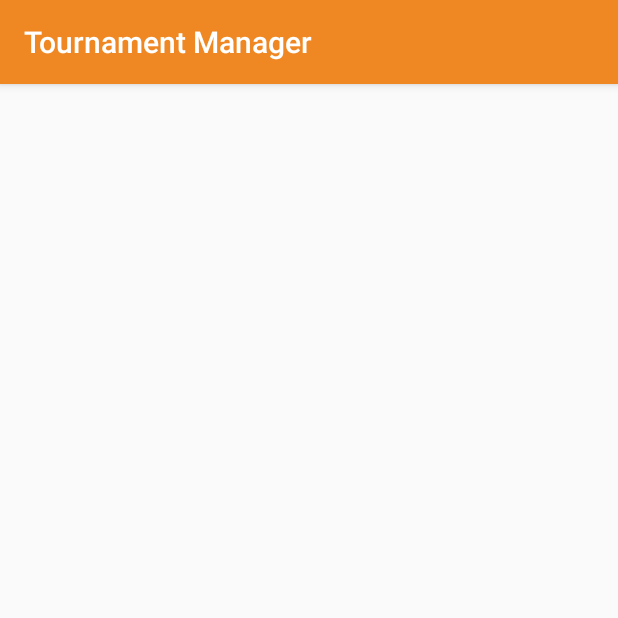
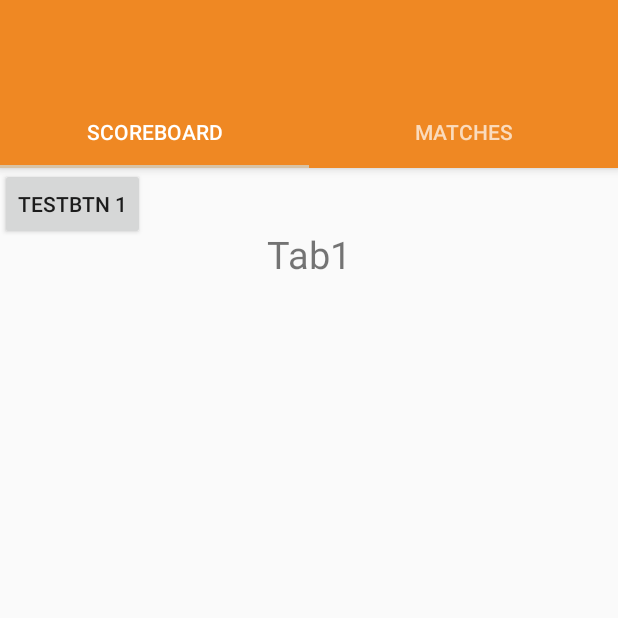
Before and after one commit to jonthorsteins/TM_app, an Android app: the ViewTournamentActivity screen opened directly, with no data from a screen before it, on a phone screen of 412 x 824 dp, the top half of it. Run offline under Robolectric (Android 15) with nearby library versions, the phone set to English and light mode, and no system bars; 5 statements that could not run were skipped.

Commit message:
Bætti við tabs með fragment á tournamentViewið

```diff
--- a/app/src/main/java/hi/is/tournamentmanager/tm/ui/ViewTournamentActivity.java
+++ b/app/src/main/java/hi/is/tournamentmanager/tm/ui/ViewTournamentActivity.java
@@ -1,7 +1,14 @@
 package hi.is.tournamentmanager.tm.ui;
 
+import android.support.design.widget.TabLayout;
+import android.support.v7.app.AppCompatActivity;
+
+import android.support.v4.app.Fragment;
+import android.support.v4.app.FragmentManager;
+import android.support.v4.app.FragmentPagerAdapter;
+import android.support.v4.view.ViewPager;
 import android.os.Bundle;
-import android.support.v7.app.AppCompatActivity;
+import android.util.Log;
 
 import java.util.ArrayList;
 import java.util.Collections;
@@ -15,8 +22,45 @@ import hi.is.tournamentmanager.tm.model.Sport;
 import hi.is.tournamentmanager.tm.model.Team;
 import hi.is.tournamentmanager.tm.model.Tournament;
 
+
 public class ViewTournamentActivity extends AppCompatActivity {
     private static final String TOURNAMENT_ITEM = "TOURNAMENT_ITEM";
+
+    private static final String TAG = "MainActivity";
+
+    private SectionsPageAdapter mSectionsPageAdapter;
+
+    private ViewPager mViewPager;
+
+    public class SectionsPageAdapter extends FragmentPagerAdapter {
+
+        private final List<Fragment> mFragmentList = new ArrayList<>();
+        private final List<String> mFragmentTitleList = new ArrayList<>();
+
+        public void addFragment(Fragment fragment, String title) {
+            mFragmentList.add(fragment);
+            mFragmentTitleList.add(title);
+        }
+
+        public SectionsPageAdapter(FragmentManager fm) {
+            super(fm);
+        }
+
+        @Override
+        public CharSequence getPageTitle(int position) {
+            return mFragmentTitleList.get(position);
+        }
+
+        @Override
+        public Fragment getItem(int position) {
+            return mFragmentList.get(position);
+        }
+
+        @Override
+        public int getCount() {
+            return mFragmentList.size();
+        }
+    }
 
     @Override
     protected void onCreate(Bundle savedInstanceState) {
@@ -24,7 +68,24 @@ public class ViewTournamentActivity extends AppCompatActivity {
         setContentView(R.layout.activity_view_tournament);
         Tournament t = (Tournament)getIntent().getSerializableExtra(TOURNAMENT_ITEM);
         List<ScoreboardItem> scoreboard = generateScoreboard(t);
-        System.out.println(t.getName());
+        Log.d(TAG, "onCreate: Starting.");
+
+        mSectionsPageAdapter = new SectionsPageAdapter(getSupportFragmentManager());
+
+        // Set up the ViewPager with the sections adapter.
+        mViewPager = (ViewPager) findViewById(R.id.container);
+        setupViewPager(mViewPager);
+
+        TabLayout tabLayout = (TabLayout) findViewById(R.id.tabs);
+        tabLayout.setupWithViewPager(mViewPager);
+
+    }
+
+    private void setupViewPager(ViewPager viewPager) {
+        SectionsPageAdapter adapter = new SectionsPageAdapter(getSupportFragmentManager());
+        adapter.addFragment(new ViewTournamentFrag1(), "Scoreboard");
+        adapter.addFragment(new ViewTournamentFrag2(), "Matches");
+        viewPager.setAdapter(adapter);
     }
 
     public List<ScoreboardItem> generateScoreboard(Tournament tournament) {
@@ -105,4 +166,5 @@ public class ViewTournamentActivity extends AppCompatActivity {
         Collections.sort(scoreboard, Collections.reverseOrder());
         return scoreboard;
     }
+
 }
--- /dev/null
+++ b/app/src/main/java/hi/is/tournamentmanager/tm/ui/ViewTournamentFrag1.java
@@ -0,0 +1,38 @@
+package hi.is.tournamentmanager.tm.ui;
+
+import android.os.Bundle;
+import android.support.annotation.Nullable;
+import android.support.v4.app.Fragment;
+import android.view.LayoutInflater;
+import android.view.View;
+import android.view.ViewGroup;
+import android.widget.Button;
+import android.widget.Toast;
+
+import hi.is.tournamentmanager.tm.R;
+
+/**
+ * Created by User on 2/28/2017.
+ */
+
+public class ViewTournamentFrag1 extends Fragment {
+    private static final String TAG = "ViewTournamentFrag1";
+
+    private Button btnTEST;
+
+    @Nullable
+    @Override
+    public View onCreateView(LayoutInflater inflater, @Nullable ViewGroup container, @Nullable Bundle savedInstanceState) {
+        View view = inflater.inflate(R.layout.fragment1_view_tournament,container,false);
+        btnTEST = (Button) view.findViewById(R.id.btnTEST);
+
+        btnTEST.setOnClickListener(new View.OnClickListener() {
+            @Override
+            public void onClick(View view) {
+                Toast.makeText(getActivity(), "TESTING BUTTON CLICK 1",Toast.LENGTH_SHORT).show();
+            }
+        });
+
+        return view;
+    }
+}
--- /dev/null
+++ b/app/src/main/java/hi/is/tournamentmanager/tm/ui/ViewTournamentFrag2.java
@@ -0,0 +1,38 @@
+package hi.is.tournamentmanager.tm.ui;
+
+import android.os.Bundle;
+import android.support.annotation.Nullable;
+import android.support.v4.app.Fragment;
+import android.view.LayoutInflater;
+import android.view.View;
+import android.view.ViewGroup;
+import android.widget.Button;
+import android.widget.Toast;
+
+import hi.is.tournamentmanager.tm.R;
+
+/**
+ * Created by User on 2/28/2017.
+ */
+
+public class ViewTournamentFrag2 extends Fragment {
+    private static final String TAG = "ViewTournamentFrag2";
+
+    private Button btnTEST;
+
+    @Nullable
+    @Override
+    public View onCreateView(LayoutInflater inflater, @Nullable ViewGroup container, @Nullable Bundle savedInstanceState) {
+        View view = inflater.inflate(R.layout.fragment2_view_tournament,container,false);
+        btnTEST = (Button) view.findViewById(R.id.btnTEST);
+
+        btnTEST.setOnClickListener(new View.OnClickListener() {
+            @Override
+            public void onClick(View view) {
+                Toast.makeText(getActivity(), "TESTING BUTTON CLICK 2",Toast.LENGTH_SHORT).show();
+            }
+        });
+
+        return view;
+    }
+}
--- a/app/src/main/res/layout/activity_view_tournament.xml
+++ b/app/src/main/res/layout/activity_view_tournament.xml
@@ -1,9 +1,44 @@
 <?xml version="1.0" encoding="utf-8"?>
-<android.support.constraint.ConstraintLayout xmlns:android="http://schemas.android.com/apk/res/android"
+<android.support.design.widget.CoordinatorLayout
+    xmlns:android="http://schemas.android.com/apk/res/android"
     xmlns:app="http://schemas.android.com/apk/res-auto"
     xmlns:tools="http://schemas.android.com/tools"
+    android:id="@+id/main_content"
     android:layout_width="match_parent"
     android:layout_height="match_parent"
+    android:fitsSystemWindows="true"
     tools:context=".ui.ViewTournamentActivity">
 
-</android.support.constraint.ConstraintLayout>
+    <android.support.design.widget.AppBarLayout
+        android:id="@+id/appbar"
+        android:layout_width="match_parent"
+        android:layout_height="wrap_content"
+        android:paddingTop="@dimen/appbar_padding_top"
+        android:theme="@style/AppTheme.AppBarOverlay">
+
+        <android.support.v7.widget.Toolbar
+            android:id="@+id/toolbar"
+            android:layout_width="match_parent"
+            android:layout_height="?attr/actionBarSize"
+            android:background="?attr/colorPrimary"
+            app:layout_scrollFlags="scroll|enterAlways"
+            app:popupTheme="@style/AppTheme.PopupOverlay">
+
+        </android.support.v7.widget.Toolbar>
+
+        <android.support.design.widget.TabLayout
+            android:id="@+id/tabs"
+            android:layout_width="match_parent"
+            android:layout_height="wrap_content"/>
+
+    </android.support.design.widget.AppBarLayout>
+
+    <android.support.v4.view.ViewPager
+        android:id="@+id/container"
+        android:layout_width="match_parent"
+        android:layout_height="match_parent"
+        app:layout_behavior="@string/appbar_scrolling_view_behavior"/>
+
+
+
+</android.support.design.widget.CoordinatorLayout>
--- /dev/null
+++ b/app/src/main/res/layout/fragment1_view_tournament.xml
@@ -0,0 +1,22 @@
+<?xml version="1.0" encoding="utf-8"?>
+<RelativeLayout xmlns:android="http://schemas.android.com/apk/res/android"
+    android:orientation="vertical"
+    android:layout_width="match_parent"
+    android:layout_height="match_parent">
+
+    <TextView
+        android:layout_width="wrap_content"
+        android:layout_height="wrap_content"
+        android:layout_centerHorizontal="true"
+        android:textSize="25sp"
+        android:text="Tab1"
+        android:layout_marginTop="40dp"
+        android:id="@+id/textTab1"/>
+
+    <Button
+        android:layout_width="wrap_content"
+        android:layout_height="wrap_content"
+        android:id="@+id/btnTEST"
+        android:text="TESTBTN 1"/>
+
+</RelativeLayout>
--- /dev/null
+++ b/app/src/main/res/values-w820dp/dimens.xml
@@ -0,0 +1,6 @@
+<resources>
+    <!-- Example customization of dimensions originally defined in res/values/dimens.xml
+         (such as screen margins) for screens with more than 820dp of available width. This
+         would include 7" and 10" devices in landscape (~960dp and ~1280dp respectively). -->
+    <dimen name="activity_horizontal_margin">64dp</dimen>
+</resources>
--- a/app/src/main/res/values/strings.xml
+++ b/app/src/main/res/values/strings.xml
@@ -7,4 +7,10 @@
     <string name="intro_text">Please sign in to continue</string>
     <string name="login_failed">Login failed.</string>
     <string name="signIn_info">Sign in to continue</string>
+    <string name="title_activity_view_tournament">ViewTournamentActivity</string>
+    <string name="tab_text_1">Tab 1</string>
+    <string name="tab_text_2">Tab 2</string>
+    <string name="tab_text_3">Tab 3</string>
+    <string name="action_settings">Settings</string>
+    <string name="section_format">Hello World from section: %1$d</string>
 </resources>
--- a/app/src/main/res/values/styles.xml
+++ b/app/src/main/res/values/styles.xml
@@ -7,10 +7,20 @@
         <item name="colorPrimaryDark">@color/colorPrimaryDark</item>
         <item name="colorAccent">@color/colorAccent</item>
     </style>
+
     <style name="Divider">
         <item name="android:layout_width">match_parent</item>
         <item name="android:layout_height">1dp</item>
         <item name="android:background">?android:attr/listDivider</item>
     </style>
 
+    <style name="AppTheme.NoActionBar">
+        <item name="windowActionBar">false</item>
+        <item name="windowNoTitle">true</item>
+    </style>
+
+    <style name="AppTheme.AppBarOverlay" parent="ThemeOverlay.AppCompat.Dark.ActionBar" />
+
+    <style name="AppTheme.PopupOverlay" parent="ThemeOverlay.AppCompat.Light" />
+
 </resources>
```
Also changed, not shown: app/src/main/AndroidManifest.xml (+7 -2 lines), app/src/main/res/layout/fragment2_view_tournament.xml (added, +22 -0 lines), app/src/main/res/menu/menu_view_tournament.xml (added, +10 -0 lines), app/src/main/res/values/dimens.xml (added, +7 -0 lines).
